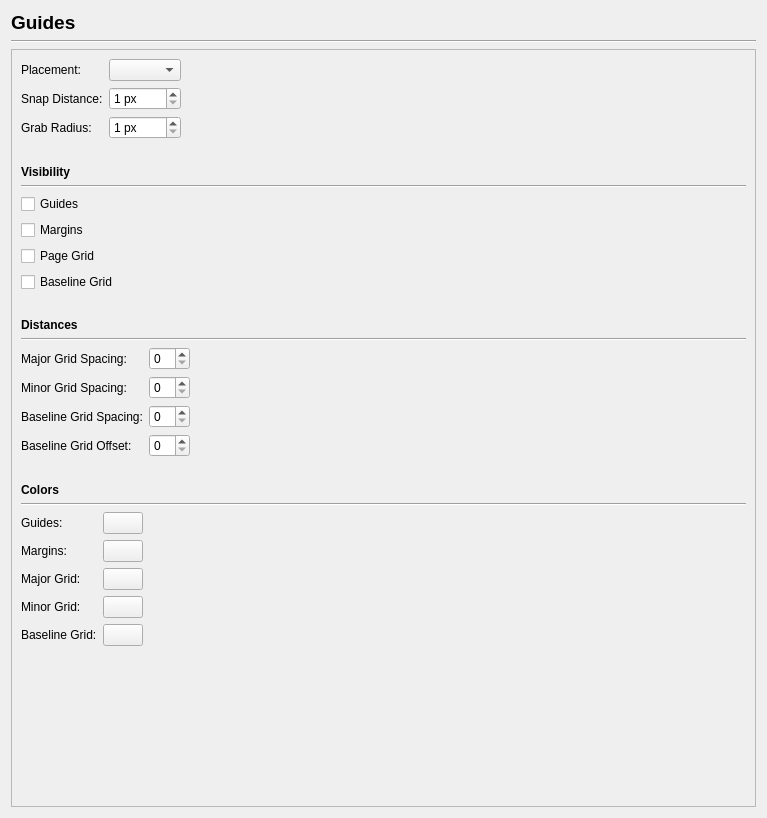
The window that scribus/ui/prefs_guidesbase.ui (scribusproject/scribus) describes before a commit, drawn with Qt 5.
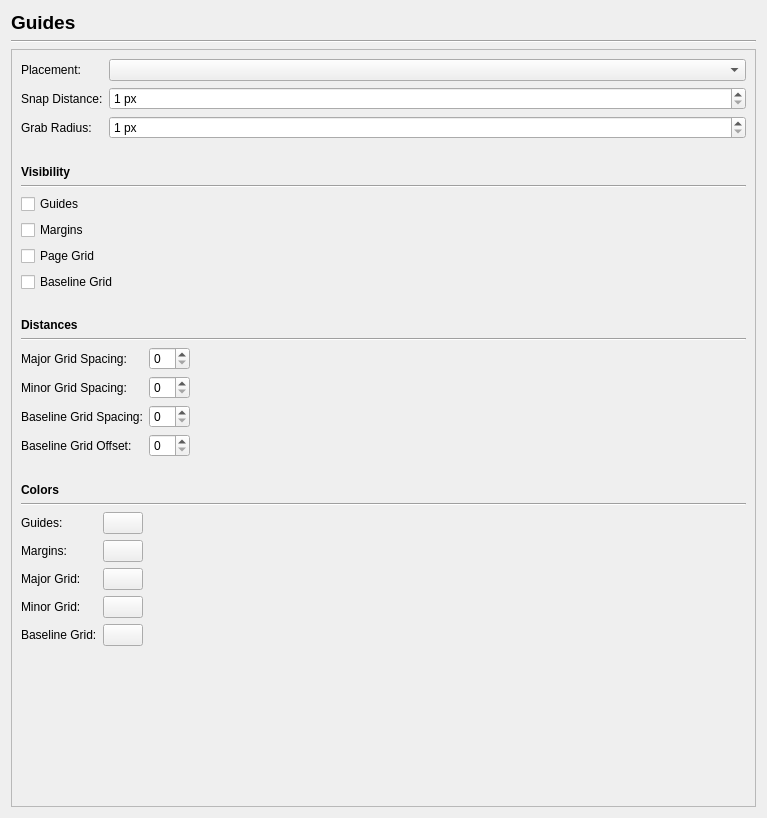
The same window after the commit. Custom widgets are drawn as their Qt base class.

Commit message: Adjust PolygonWidget to work with new prefs dialog, including rename variables. Use the PolygonWidget in new prefs.

Diff of the .ui file:
```diff
--- a/scribus/ui/prefs_guidesbase.ui
+++ b/scribus/ui/prefs_guidesbase.ui
@@ -46,14 +46,15 @@
         <x>0</x>
         <y>0</y>
         <width>724</width>
-        <height>757</height>
+        <height>754</height>
        </rect>
       </property>
-      <layout class="QVBoxLayout" name="verticalLayout_2">
-       <item>
-        <layout class="QHBoxLayout" name="horizontalLayout_3">
+      <layout class="QVBoxLayout" name="verticalLayout">
          <item>
           <layout class="QFormLayout" name="formLayout">
+         <property name="formAlignment">
+          <set>Qt::AlignLeading|Qt::AlignLeft|Qt::AlignTop</set>
+         </property>
            <item row="0" column="0">
             <widget class="QLabel" name="label_2">
              <property name="text">
@@ -62,7 +63,14 @@
             </widget>
            </item>
            <item row="0" column="1">
-            <widget class="QComboBox" name="guidePlacementComboBox"/>
+          <widget class="QComboBox" name="guidePlacementComboBox">
+           <property name="sizePolicy">
+            <sizepolicy hsizetype="Preferred" vsizetype="Fixed">
+             <horstretch>0</horstretch>
+             <verstretch>0</verstretch>
+            </sizepolicy>
+           </property>
+          </widget>
            </item>
            <item row="1" column="0">
             <widget class="QLabel" name="label_4">
@@ -107,21 +115,6 @@
           </layout>
          </item>
          <item>
-          <spacer name="horizontalSpacer_2">
-           <property name="orientation">
-            <enum>Qt::Horizontal</enum>
-           </property>
-           <property name="sizeHint" stdset="0">
-            <size>
-             <width>642</width>
-             <height>20</height>
-            </size>
-           </property>
-          </spacer>
-         </item>
-        </layout>
-       </item>
-       <item>
         <spacer name="verticalSpacer_2">
          <property name="orientation">
           <enum>Qt::Vertical</enum>
@@ -158,31 +151,35 @@
         </widget>
        </item>
        <item>
-        <layout class="QHBoxLayout" name="horizontalLayout_2">
-         <item>
-          <layout class="QVBoxLayout" name="verticalLayout">
-           <item>
+        <layout class="QFormLayout" name="formLayout_4">
+         <property name="labelAlignment">
+          <set>Qt::AlignLeading|Qt::AlignLeft|Qt::AlignVCenter</set>
+         </property>
+         <property name="formAlignment">
+          <set>Qt::AlignLeading|Qt::AlignLeft|Qt::AlignTop</set>
+         </property>
+         <item row="0" column="0">
             <widget class="QCheckBox" name="visibilityGuidesCheckBox">
              <property name="text">
               <string>Guides</string>
              </property>
             </widget>
            </item>
-           <item>
+         <item row="1" column="0">
             <widget class="QCheckBox" name="visibilityMarginsCheckBox">
              <property name="text">
               <string>Margins</string>
              </property>
             </widget>
            </item>
-           <item>
+         <item row="2" column="0">
             <widget class="QCheckBox" name="visibilityGridCheckBox">
              <property name="text">
               <string>Page Grid</string>
              </property>
             </widget>
            </item>
-           <item>
+         <item row="3" column="0">
             <widget class="QCheckBox" name="visibilityBaselineGridCheckBox">
              <property name="text">
               <string>Baseline Grid</string>
@@ -192,21 +189,6 @@
           </layout>
          </item>
          <item>
-          <spacer name="horizontalSpacer">
-           <property name="orientation">
-            <enum>Qt::Horizontal</enum>
-           </property>
-           <property name="sizeHint" stdset="0">
-            <size>
-             <width>642</width>
-             <height>20</height>
-            </size>
-           </property>
-          </spacer>
-         </item>
-        </layout>
-       </item>
-       <item>
         <spacer name="verticalSpacer_3">
          <property name="orientation">
           <enum>Qt::Vertical</enum>
@@ -458,10 +440,10 @@
       <zorder>verticalSpacer_3</zorder>
       <zorder>verticalSpacer_4</zorder>
       <zorder>line_4</zorder>
-      <zorder></zorder>
-      <zorder></zorder>
       <zorder>label_7</zorder>
       <zorder>label_6</zorder>
+      <zorder></zorder>
+      <zorder></zorder>
      </widget>
     </widget>
    </item>
```
Lines whose indentation alone changed are shown as unchanged. The commit also changes 5 other files.
